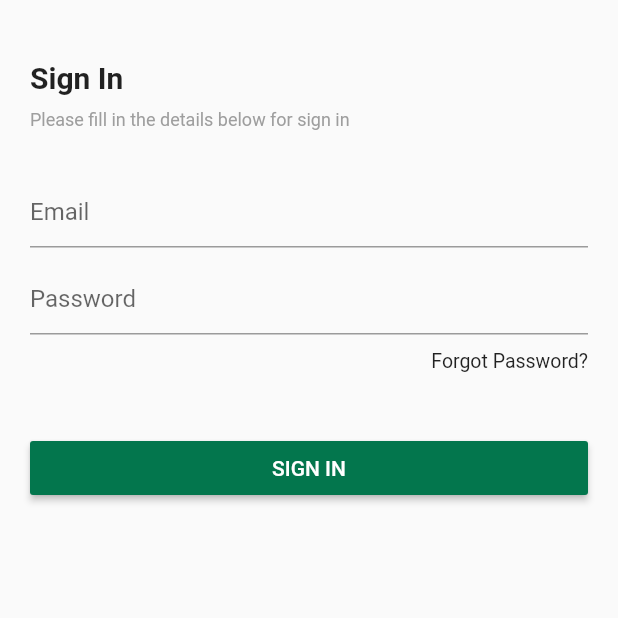
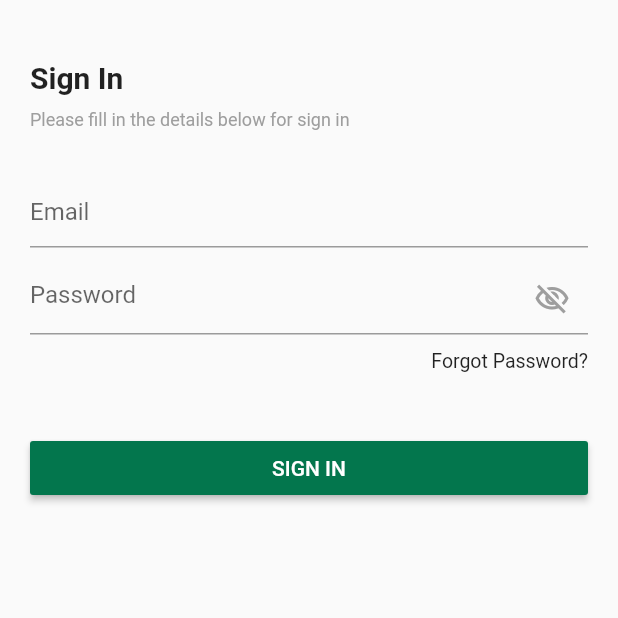
Before and after one commit to reubendeekay/coffee, a Flutter app: the screen it shows after launch, on a phone screen of 412 x 824 dp, the top half of it. Run offline on Flutter 3.47's test engine with Material 2 defaults, Android fonts, the phone set to English and light mode, and no system bars; our stand-ins replace cloud_firestore, firebase_auth, firebase_core, firebase_storage, flutter_credit_card, get and 1 more; accounts and stored records are empty.

Commit message:
Password visibility

```diff
--- a/lib/screens/auth/login.dart
+++ b/lib/screens/auth/login.dart
@@ -20,6 +20,7 @@ class SignInScreen extends StatefulWidget {
 class _SignInScreenState extends State<SignInScreen> {
   String? _email, _password;
   bool isLoading = false;
+
   @override
   Widget build(BuildContext context) {
     return Scaffold(
@@ -57,6 +58,7 @@ class _SignInScreenState extends State<SignInScreen> {
               ),
               MyTextField(
                 hintText: 'Password',
+                isPassword: true,
                 onChanged: (val) {
                   setState(() {
                     _password = val;
--- a/lib/screens/auth/widgets/my_text_field.dart
+++ b/lib/screens/auth/widgets/my_text_field.dart
@@ -1,22 +1,41 @@
 import 'package:flutter/material.dart';
 
 class MyTextField extends StatefulWidget {
-  const MyTextField({Key? key, this.hintText, this.onChanged})
+  const MyTextField(
+      {Key? key, this.hintText, this.onChanged, this.isPassword = false})
       : super(key: key);
 
   final String? hintText;
   final Function(String val)? onChanged;
+  final bool isPassword;
 
   @override
   State<MyTextField> createState() => _MyTextFieldState();
 }
 
 class _MyTextFieldState extends State<MyTextField> {
+  bool isVisible = true;
   @override
   Widget build(BuildContext context) {
     return TextFormField(
+      obscureText: isVisible && widget.isPassword,
       decoration: InputDecoration(
         hintText: widget.hintText,
+        suffixIcon: widget.isPassword
+            ? InkWell(
+                child: Icon(
+                  isVisible
+                      ? Icons.visibility_off_outlined
+                      : Icons.visibility_outlined,
+                  color: Colors.grey,
+                ),
+                onTap: () {
+                  setState(() {
+                    isVisible = isVisible;
+                  });
+                },
+              )
+            : null,
       ),
       onChanged: (val) {
         setState(() {
```
